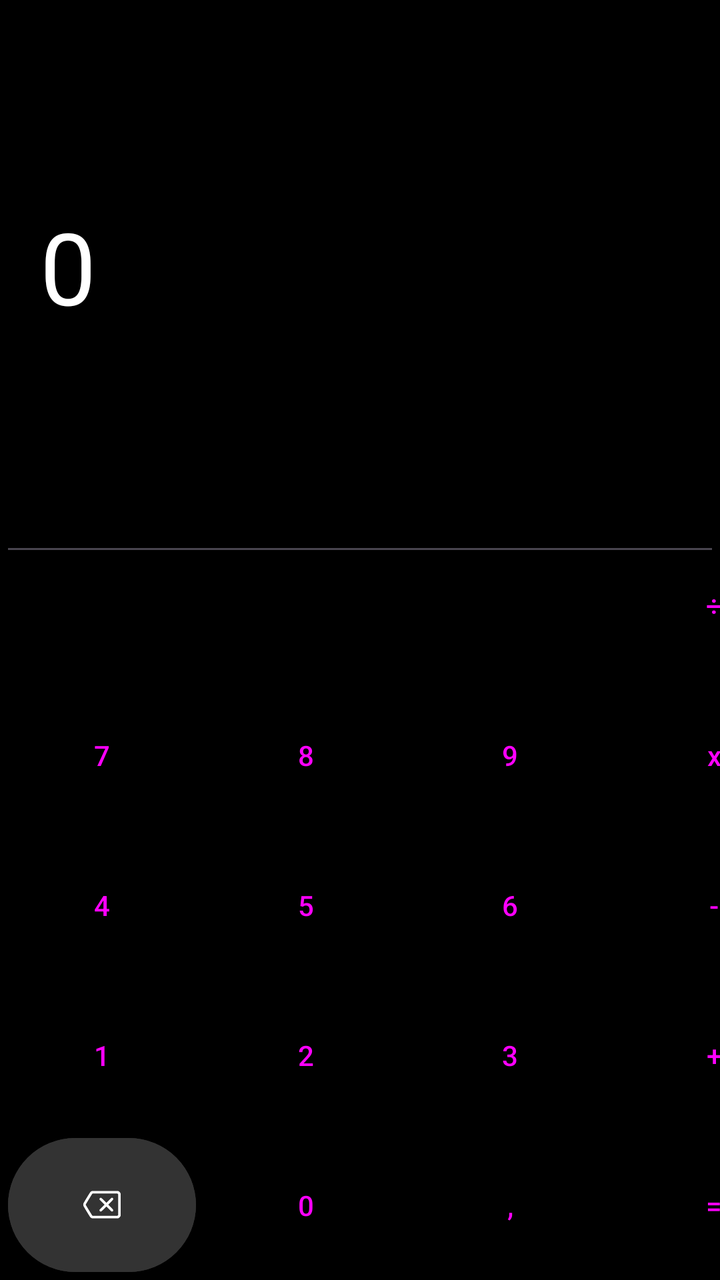
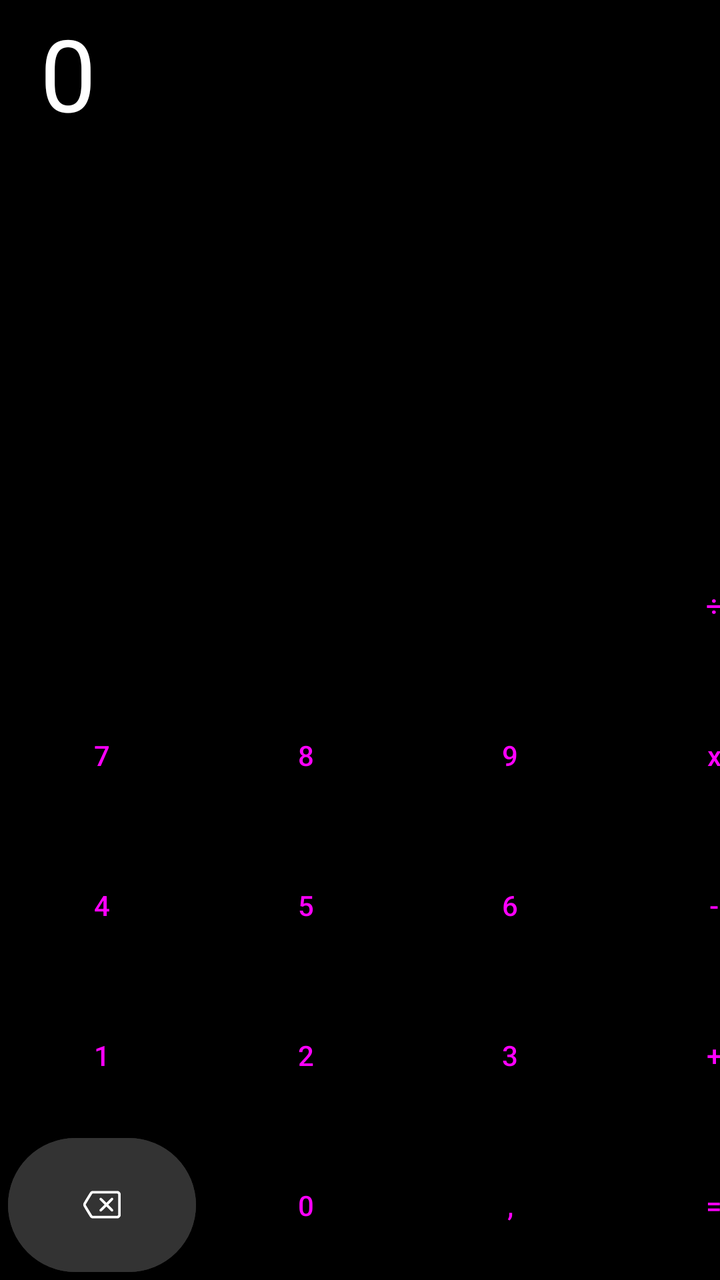

Screens rendered from an Android XML layout before and after an edit, with the pre-edit source and the edit as a unified diff.
<!-- AndroidManifest.xml: application theme Theme.Calculadora -->
<!-- res/layout/activity_main.xml -->
<?xml version="1.0" encoding="utf-8"?>
<androidx.constraintlayout.widget.ConstraintLayout xmlns:android="http://schemas.android.com/apk/res/android"
    xmlns:app="http://schemas.android.com/apk/res-auto"
    xmlns:tools="http://schemas.android.com/tools"
    android:id="@+id/main"
    android:layout_width="match_parent"
    android:layout_height="match_parent"
    android:background="#000000"
    tools:context=".MainActivity">

    <TableLayout
        android:id="@+id/myTableLayout"
        android:layout_width="match_parent"
        android:layout_height="wrap_content"
        app:layout_constraintBottom_toBottomOf="parent"
        app:layout_constraintStart_toStartOf="parent"
        app:layout_constraintEnd_toEndOf="parent">
        <TableRow
            android:layout_width="match_parent"
            android:layout_height="match_parent">
            <Button
                android:id="@+id/buttonLimpiar"
                android:layout_width="102dp"
                android:layout_height="75dp"
                style="@style/Widget.Material3.Button.IconButton.Filled"
                android:backgroundTint="#A6A6A6"  android:textColor="#000000"
                android:text="AC" />
            <Button
                android:id="@+id/buttonNegativo"
                android:layout_width="102dp"
                android:layout_height="75dp"
                style="@style/Widget.Material3.Button.IconButton.Filled"
                android:backgroundTint="#A6A6A6"  android:textColor="#000000"
                android:text="+/-" />
            <Button
                android:id="@+id/buttonPorcentaje"
                android:layout_width="102dp"
                android:layout_height="75dp"
                style="@style/Widget.Material3.Button.IconButton.Filled"
                android:backgroundTint="#A6A6A6"  android:textColor="#000000"
                android:text="%" />
            <Button
                android:id="@+id/buttonDividir"
                android:layout_width="102dp"
                android:layout_height="75dp"
                style="@style/Widget.Material3.Button.IconButton.Filled"
                android:backgroundTint="#FF9500"  android:text="÷" />
        </TableRow>

        <TableRow
            android:layout_width="match_parent"
            android:layout_height="match_parent">
            <Button
                android:id="@+id/button7"
                android:layout_width="102dp"
                android:layout_height="75dp"
                android:backgroundTint="#333333"  style="@style/Widget.Material3.Button.IconButton.Filled"
                android:text="7" />
            <Button
                android:id="@+id/button8"
                android:layout_width="102dp"
                android:layout_height="75dp"
                style="@style/Widget.Material3.Button.IconButton.Filled"
                android:backgroundTint="#333333"  android:text="8" />

            <Button
                android:id="@+id/button9"
                android:layout_width="102dp"
                android:layout_height="75dp"
                style="@style/Widget.Material3.Button.IconButton.Filled"
                android:backgroundTint="#333333"  android:text="9" />

            <Button
                android:id="@+id/buttonMultiplicar"
                android:layout_width="102dp"
                android:layout_height="75dp"
                style="@style/Widget.Material3.Button.IconButton.Filled"
                android:backgroundTint="#FF9500"  android:text="x" />
        </TableRow>

        <TableRow
            android:layout_width="match_parent"
            android:layout_height="match_parent">
            <Button
                android:id="@+id/button4"
                android:layout_width="102dp"
                android:layout_height="75dp"
                style="@style/Widget.Material3.Button.IconButton.Filled"
                android:backgroundTint="#333333"  android:text="4" />
            <Button
                android:id="@+id/button5"
                android:layout_width="102dp"
                android:layout_height="75dp"
                style="@style/Widget.Material3.Button.IconButton.Filled"
                android:backgroundTint="#333333"  android:text="5" />

            <Button
                android:id="@+id/button6"
                android:layout_width="102dp"
                android:layout_height="75dp"
                style="@style/Widget.Material3.Button.IconButton.Filled"
                android:backgroundTint="#333333"  android:text="6" />

            <Button
                android:id="@+id/buttonResta"
                android:layout_width="102dp"
                android:layout_height="75dp"
                style="@style/Widget.Material3.Button.IconButton.Filled"
                android:backgroundTint="#FF9500"  android:text="-" />
        </TableRow>

        <TableRow
            android:layout_width="match_parent"
            android:layout_height="match_parent">
            <Button
                android:id="@+id/button1"
                android:layout_width="102dp"
                android:layout_height="75dp"
                style="@style/Widget.Material3.Button.IconButton.Filled"
                android:backgroundTint="#333333"  android:text="1" />
            <Button
                android:id="@+id/button2"
                android:layout_width="102dp"
                android:layout_height="75dp"
                style="@style/Widget.Material3.Button.IconButton.Filled"
                android:backgroundTint="#333333"  android:text="2" />

            <Button
                android:id="@+id/button3"
                android:layout_width="102dp"
                android:layout_height="75dp"
                style="@style/Widget.Material3.Button.IconButton.Filled"
                android:backgroundTint="#333333"  android:text="3" />

            <Button
                android:id="@+id/buttonSuma"
                android:layout_width="102dp"
                android:layout_height="75dp"
                style="@style/Widget.Material3.Button.IconButton.Filled"
                android:backgroundTint="#FF9500"  android:text="+" />
        </TableRow>

        <TableRow
            android:layout_width="match_parent"
            android:layout_height="match_parent">
            <com.google.android.material.button.MaterialButton
                android:id="@+id/buttonBorrar"
                android:layout_width="102dp"
                android:layout_height="75dp"
                style="@style/Widget.Material3.Button.IconButton.Filled"
                android:backgroundTint="#333333"  app:icon="@drawable/borrar_ic"
                app:iconTint="@color/white"
                app:iconGravity="textStart">
            </com.google.android.material.button.MaterialButton>


            <Button
                android:id="@+id/button0"
                android:layout_width="102dp"
                android:layout_height="75dp"
                style="@style/Widget.Material3.Button.IconButton.Filled"
                android:backgroundTint="#333333"  android:text="0" />

            <Button
                android:id="@+id/buttonComa"
                android:layout_width="102dp"
                android:layout_height="75dp"
                style="@style/Widget.Material3.Button.IconButton.Filled"
                android:backgroundTint="#333333"  android:text="," />

            <Button
                android:id="@+id/buttonIgual"
                android:layout_width="102dp"
                android:layout_height="75dp"
                style="@style/Widget.Material3.Button.IconButton.Filled"
                android:backgroundTint="#FF9500"  android:text="=" />
        </TableRow>

    </TableLayout>

    <EditText
        android:id="@+id/textResultado"
        android:layout_width="match_parent"
        android:layout_height="300dp"
        android:padding="20dp"
        android:text="0"
        android:textColor="#FFFFFF"
        android:textSize="50sp"
        app:layout_constraintBottom_toTopOf="@id/myTableLayout"
        app:layout_constraintEnd_toEndOf="parent"
        app:layout_constraintHorizontal_bias="0.95"
        app:layout_constraintStart_toStartOf="parent"
        app:layout_constraintTop_toTopOf="parent">

    </EditText>


</androidx.constraintlayout.widget.ConstraintLayout>
<!-- resources referenced by this layout -->
<resources>
  <color name="white">#FFFFFFFF</color>
  <!-- drawable borrar_ic (drawable) -->
  <vector xmlns:android="http://schemas.android.com/apk/res/android"
      android:width="512dp"
      android:height="512dp"
      android:viewportWidth="512"
      android:viewportHeight="512">
    <path
        android:pathData="M126.8,81.9c-7.3,2.4 -14,6.6 -20,12.8 -6.5,6.7 -86.4,138.4 -89,146.8 -2.6,8.1 -2.6,21 0,29.1 2.4,7.9 81.5,138.6 88.2,145.8 6.1,6.6 14.6,12 22.2,14 5.8,1.6 19.9,1.7 169.3,1.4l163,-0.3 7.8,-3.7c10.5,-5 18.5,-13 23.5,-23.5l3.7,-7.8 0,-140.6 0,-140.6 -4.2,-8.4c-5.3,-10.7 -12.2,-17.5 -23,-22.7l-7.8,-3.7 -164,-0.2c-156.8,-0.2 -164.3,-0.1 -169.7,1.6zM450.4,113c4.9,1.1 8.5,3.7 11.1,8.1 2,3.4 2,5.2 2,134.9 0,130.9 0,131.5 -2.1,135 -2.8,4.8 -7.5,7.8 -13.7,8.5 -2.9,0.3 -73.6,0.5 -157.2,0.3 -166.6,-0.3 -154.6,0.1 -160.1,-6 -1.8,-1.9 -76.8,-124.9 -80.3,-131.5 -1.4,-2.8 -1.4,-9.8 0,-12.6 3.5,-6.6 78.5,-129.6 80.3,-131.5 2.5,-2.8 5.1,-4.3 9.1,-5.3 4.5,-1 306.3,-1 310.9,0.1z"
        android:fillColor="#000000"
        android:strokeColor="#00000000"/>
    <path
        android:pathData="M232.2,169.7c-6.3,3.1 -9.3,10.4 -7.8,19 0.7,3.3 4.7,7.8 32.4,35.6l31.7,31.7 -31.2,31.3c-17.1,17.1 -31.6,32.2 -32.2,33.4 -1.8,3.6 -1.3,12.4 0.9,16.1 3.9,6.4 12.9,9.1 20.7,6.2 1.5,-0.6 16.9,-15.1 34.1,-32.3l31.2,-31.2 31.3,31.2c17.1,17.2 32.5,31.7 34,32.3 7.4,2.7 16.4,0.1 20.4,-5.9 2.6,-3.8 3.2,-12.5 1.2,-16.4 -0.6,-1.2 -15.1,-16.3 -32.2,-33.5l-31.2,-31.2 31.2,-31.3c17.1,-17.1 31.6,-32.2 32.2,-33.4 0.6,-1.2 1.1,-4.6 1.1,-7.5 0,-9.7 -6.1,-15.8 -15.8,-15.8 -2.9,-0 -6.3,0.5 -7.5,1.1 -1.2,0.6 -16.3,15.1 -33.4,32.2l-31.3,31.2 -31.2,-31.2c-17.2,-17.2 -32.6,-31.7 -34.1,-32.3 -4.1,-1.5 -10.7,-1.2 -14.5,0.7z"
        android:fillColor="#000000"
        android:strokeColor="#00000000"/>
  </vector>
  <style name="Theme.Calculadora" parent="Base.Theme.Calculadora" />
  <style name="Base.Theme.Calculadora" parent="Theme.Material3.DayNight.NoActionBar">
          
          
      </style>
</resources>

<!-- the commit's change to res/layout/activity_main.xml (unified diff, before → after) -->
@@ -178,7 +178,7 @@
 
     </TableLayout>
 
-    <EditText
+    <TextView
         android:id="@+id/textResultado"
         android:layout_width="match_parent"
         android:layout_height="300dp"
@@ -192,7 +192,7 @@
         app:layout_constraintStart_toStartOf="parent"
         app:layout_constraintTop_toTopOf="parent">
 
-    </EditText>
+    </TextView>
 
 
 </androidx.constraintlayout.widget.ConstraintLayout>
